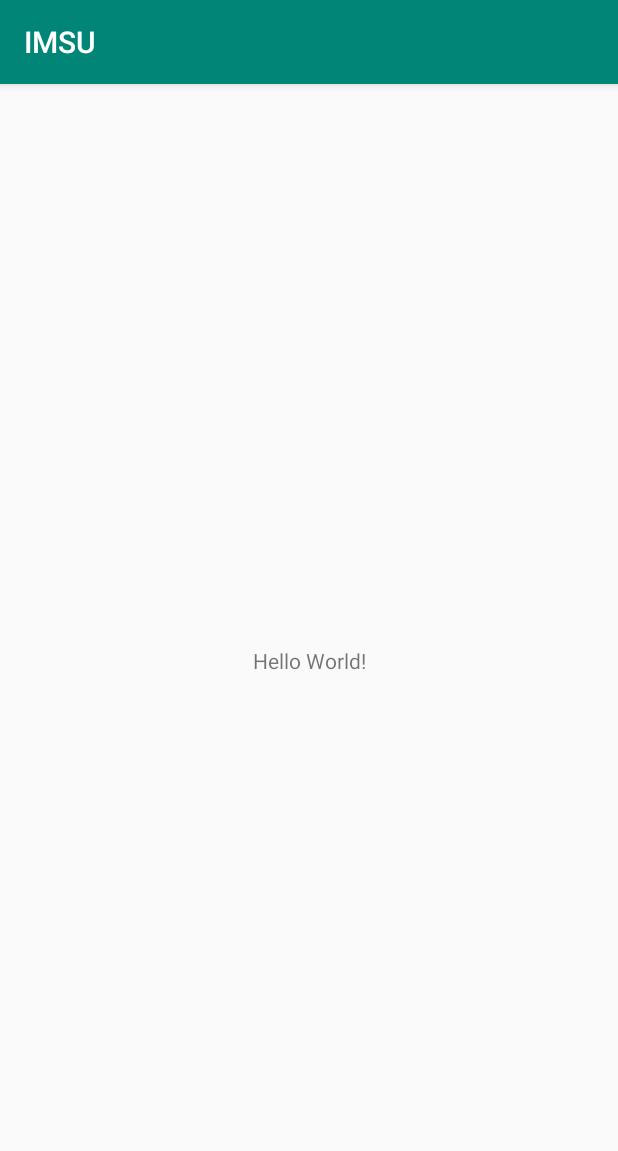
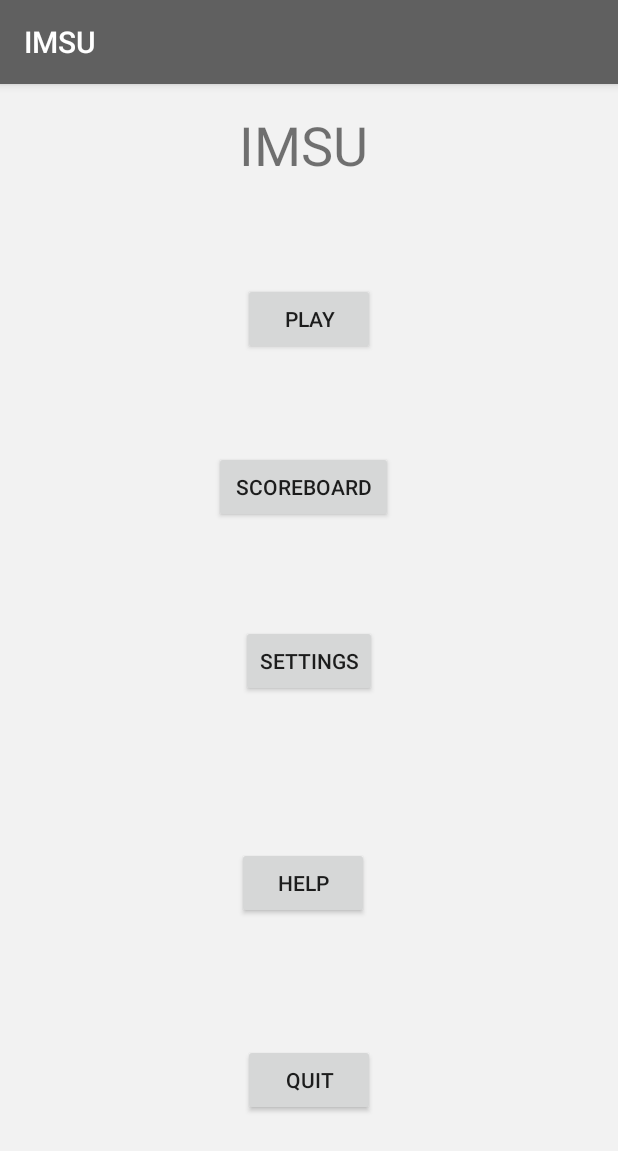
Before and after one commit to lizardkingLK/IMSU, an Android app: the screen it shows after launch (MainActivity), on a phone screen of 412 x 824 dp. Shown: the top 1151 px of the screen. Run offline under Robolectric (Android 15) with nearby library versions, the phone set to English and light mode, and no system bars.

Commit message:
Second Commit IMSU

```diff
--- a/app/src/main/AndroidManifest.xml
+++ b/app/src/main/AndroidManifest.xml
@@ -9,6 +9,7 @@
         android:roundIcon="@mipmap/ic_launcher_round"
         android:supportsRtl="true"
         android:theme="@style/AppTheme">
+
         <activity android:name=".MainActivity">
             <intent-filter>
                 <action android:name="android.intent.action.MAIN" />
@@ -16,6 +17,9 @@
                 <category android:name="android.intent.category.LAUNCHER" />
             </intent-filter>
         </activity>
+
+        <activity android:name=".ScoreBoardActivity" >
+        </activity>
     </application>
 
 </manifest>
--- a/app/src/main/res/layout/activity_main.xml
+++ b/app/src/main/res/layout/activity_main.xml
@@ -4,15 +4,85 @@
     xmlns:tools="http://schemas.android.com/tools"
     android:layout_width="match_parent"
     android:layout_height="match_parent"
+    android:background="@color/colorAccent"
     tools:context=".MainActivity">
 
     <TextView
+        android:id="@+id/textView"
         android:layout_width="wrap_content"
         android:layout_height="wrap_content"
-        android:text="Hello World!"
-        app:layout_constraintBottom_toBottomOf="parent"
+        android:layout_marginTop="16dp"
+        android:layout_marginEnd="8dp"
+        android:text="@string/app_name"
+        android:textSize="36sp"
+        app:layout_constraintEnd_toEndOf="@+id/button3"
         app:layout_constraintLeft_toLeftOf="parent"
         app:layout_constraintRight_toRightOf="parent"
+        app:layout_constraintStart_toStartOf="@+id/button3"
         app:layout_constraintTop_toTopOf="parent" />
 
+    <Button
+        android:id="@+id/btn_ScoreBoard"
+        android:layout_width="119dp"
+        android:layout_height="48dp"
+        android:layout_marginTop="64dp"
+        android:layout_marginEnd="8dp"
+        android:text="@string/btn_ScoreBoard"
+        android:onClick="sendMessage"
+        app:layout_constraintEnd_toEndOf="@+id/button5"
+        app:layout_constraintStart_toStartOf="@+id/button5"
+        app:layout_constraintTop_toBottomOf="@+id/button3"/>
+
+    <Button
+        android:id="@+id/button4"
+        android:layout_width="wrap_content"
+        android:layout_height="wrap_content"
+        android:layout_marginStart="8dp"
+        android:layout_marginEnd="8dp"
+        android:layout_marginBottom="80dp"
+        android:text="@string/btn_Quit"
+        app:layout_constraintBottom_toBottomOf="parent"
+        app:layout_constraintEnd_toEndOf="parent"
+        app:layout_constraintStart_toStartOf="parent" />
+
+    <Button
+        android:id="@+id/button6"
+        android:layout_width="wrap_content"
+        android:layout_height="wrap_content"
+        android:layout_marginStart="8dp"
+        android:layout_marginTop="8dp"
+        android:layout_marginEnd="8dp"
+        android:layout_marginBottom="8dp"
+        android:text="@string/btn_Help"
+        app:layout_constraintBottom_toTopOf="@+id/button4"
+        app:layout_constraintEnd_toEndOf="parent"
+        app:layout_constraintHorizontal_bias="0.488"
+        app:layout_constraintStart_toStartOf="parent"
+        app:layout_constraintTop_toBottomOf="@+id/button5"
+        app:layout_constraintVertical_bias="0.55" />
+
+    <Button
+        android:id="@+id/button5"
+        android:layout_width="wrap_content"
+        android:layout_height="wrap_content"
+        android:layout_marginStart="8dp"
+        android:layout_marginTop="68dp"
+        android:layout_marginEnd="8dp"
+        android:text="@string/btn_Settings"
+        app:layout_constraintEnd_toEndOf="parent"
+        app:layout_constraintStart_toStartOf="parent"
+        app:layout_constraintTop_toBottomOf="@+id/btn_ScoreBoard" />
+
+    <Button
+        android:id="@+id/button3"
+        android:layout_width="wrap_content"
+        android:layout_height="wrap_content"
+        android:layout_marginStart="8dp"
+        android:layout_marginTop="68dp"
+        android:layout_marginEnd="8dp"
+        android:text="@string/btn_Play"
+        app:layout_constraintEnd_toEndOf="parent"
+        app:layout_constraintStart_toStartOf="parent"
+        app:layout_constraintTop_toBottomOf="@+id/textView" />
+
 </androidx.constraintlayout.widget.ConstraintLayout>
--- a/app/src/main/res/values/colors.xml
+++ b/app/src/main/res/values/colors.xml
@@ -1,6 +1,6 @@
 <?xml version="1.0" encoding="utf-8"?>
 <resources>
-    <color name="colorPrimary">#008577</color>
-    <color name="colorPrimaryDark">#00574B</color>
-    <color name="colorAccent">#D81B60</color>
+    <color name="colorPrimary">#606060</color>
+    <color name="colorPrimaryDark">#808080</color>
+    <color name="colorAccent">#F2F2F2</color>
 </resources>
--- a/app/src/main/res/values/strings.xml
+++ b/app/src/main/res/values/strings.xml
@@ -1,3 +1,10 @@
 <resources>
     <string name="app_name">IMSU</string>
+    <string name="btn_Play">PLAY</string>
+    <string name="btn_ScoreBoard">ScoreBoard</string>
+    <string name="btn_Settings">Settings</string>
+    <string name="btn_Help">Help</string>
+    <string name="btn_Quit">Quit</string>
+    <string name="txtview_title_scoreboard">Scoreboard</string>
+    <string name="txtview_title_settings">Settings</string>
 </resources>
--- a/app/src/main/res/values/styles.xml
+++ b/app/src/main/res/values/styles.xml
@@ -1,11 +1,13 @@
 <resources>
 
     <!-- Base application theme. -->
-    <style name="AppTheme" parent="Theme.AppCompat.Light.DarkActionBar">
+    <style name="AppTheme" parent="Base.Theme.AppCompat.Light.DarkActionBar">
         <!-- Customize your theme here. -->
         <item name="colorPrimary">@color/colorPrimary</item>
         <item name="colorPrimaryDark">@color/colorPrimaryDark</item>
         <item name="colorAccent">@color/colorAccent</item>
     </style>
 
+
+
 </resources>
```
Also changed, not shown: app/src/main/java/com/example/imsu/MainActivity.java (+18 -0 lines), app/src/main/java/com/example/imsu/ScoreBoardActivity.java (added, +14 -0 lines), app/src/main/res/layout/activity_scoreboard.xml (added, +24 -0 lines).
